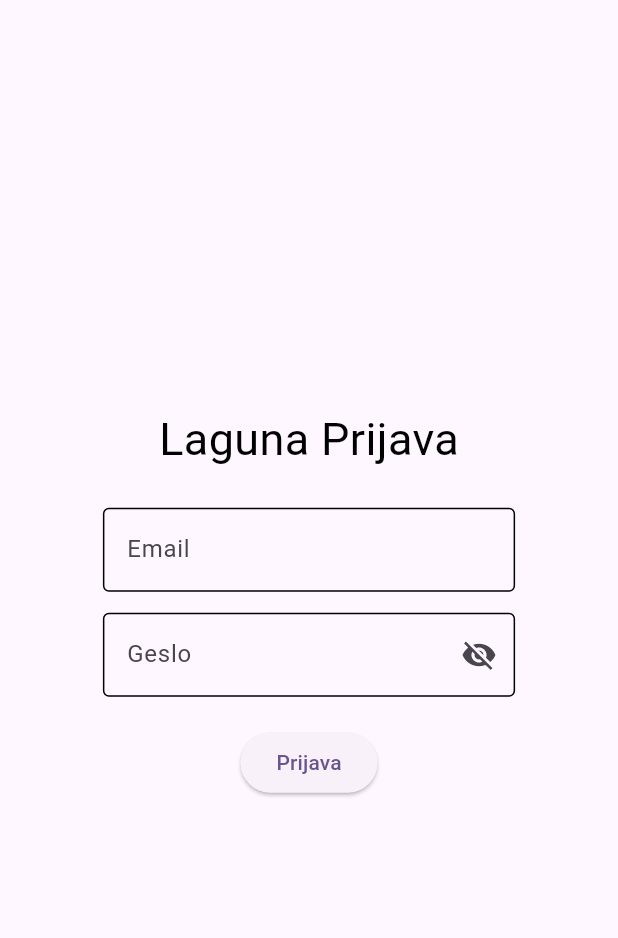
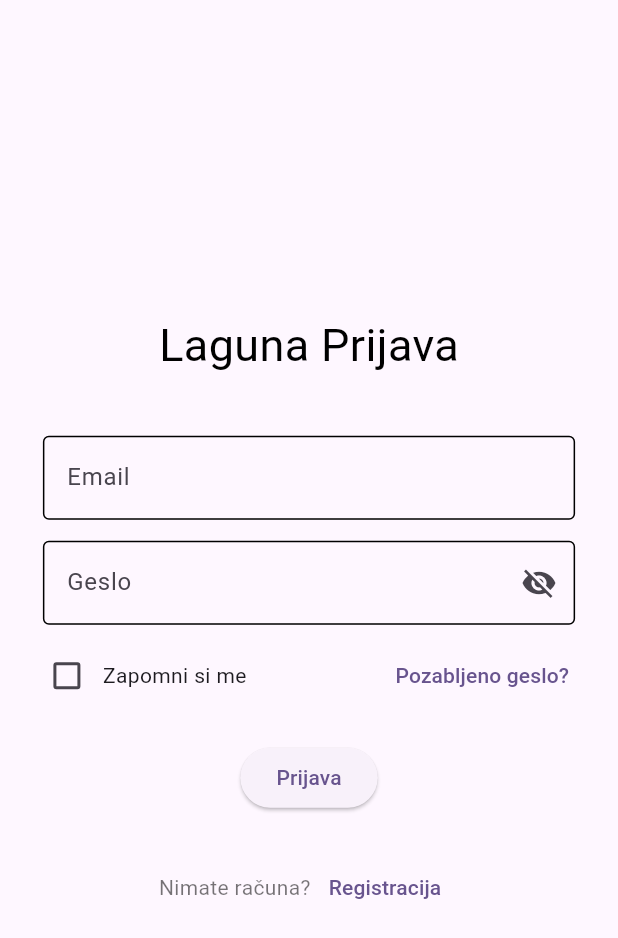
Before and after one commit to SloveniaEngineering/laguna-frontend, a Flutter app: the screen it shows after launch, on a phone screen of 412 x 824 dp. Shown: the top 938 px of the screen. Run offline on Flutter 3.47's test engine with Material 2 defaults, Android fonts, the phone set to English and light mode, and no system bars; our stand-ins replace go_router.

Commit message:
adds preparations for register and forgotten pass screen

```diff
--- a/lib/constants.dart
+++ b/lib/constants.dart
@@ -2,6 +2,8 @@ class Constants {
   // Route names
   static const String dashboardRoute = '/dashboard';
   static const String loginRoute = '/login';
+  static const String registerRoute = '/register';
+  static const String forgotPasswordRoute = '/forgotPassword';
 
   // App settings
   static const int minPasswordLength = 8;
--- a/lib/main.dart
+++ b/lib/main.dart
@@ -17,6 +17,14 @@ class MyApp extends StatelessWidget {
         path: Constants.loginRoute,
         builder: (context, state) => const LoginScreen(),
       ),
+      GoRoute(
+        path: Constants.registerRoute,
+        builder: (context, state) => const LoginScreen(), //Change this to RegisterScreen() when implemented
+      ),
+      GoRoute(
+        path: Constants.forgotPasswordRoute,
+        builder: (context, state) => const LoginScreen(), //Change this to ForgottenPassScreen() when implemented
+      ),
     ],
   );
 
--- a/lib/ui/loginScreen.dart
+++ b/lib/ui/loginScreen.dart
@@ -1,4 +1,6 @@
 import 'package:flutter/material.dart';
+import 'package:go_router/go_router.dart';
+import 'package:laguna/constants.dart';
 import 'package:laguna/ui/widgets/credentialTextField.dart';
 
 class LoginScreen extends StatefulWidget {
@@ -13,6 +15,7 @@ class _LoginScreenState extends State<LoginScreen> {
   TextEditingController emailController = TextEditingController();
   TextEditingController passController = TextEditingController();
   bool isPasswordVisible = false;
+  bool rememberMe = false;
 
   // #docregion Example
   @override
@@ -49,15 +52,14 @@ class _LoginScreenState extends State<LoginScreen> {
                   : null,
               child: SizedBox(
                 width: isWideScreen ? screenWidth * 0.3 : screenWidth * 0.9,
-                height: isWideScreen ? screenHeight * 0.6 : null,
+                height: isWideScreen ? screenHeight * 0.55 : null,
                 child: Column(
                   crossAxisAlignment: CrossAxisAlignment.center,
                   mainAxisAlignment: MainAxisAlignment.center,
                   children: [
                     const Text("Laguna Prijava", style: TextStyle(fontSize: 30, color: Colors.black)),
-                    Padding(
-                      padding: const EdgeInsets.fromLTRB(40, 20, 40, 20),
-                      child: Align(
+                    const SizedBox(height: 35),
+                    Align(
                       alignment: Alignment.center,
                       child: Container(
                         alignment: Alignment.center,
@@ -84,6 +86,36 @@ class _LoginScreenState extends State<LoginScreen> {
                                   });
                                 },
                                 enableValidator: true),
+                            const SizedBox(height: 10),
+                            //Check box for remember me
+                            Row(
+                              mainAxisAlignment: MainAxisAlignment.spaceBetween,
+                              mainAxisSize: MainAxisSize.max,
+                              crossAxisAlignment: CrossAxisAlignment.center,
+                              children: [
+                                Row(
+                                  children: [
+                                    Checkbox(
+                                      value: rememberMe,
+                                      onChanged: (bool? value) {
+                                        setState(() {
+                                          rememberMe = value!;
+                                        });
+                                      },
+                                    ),
+                                    const Text("Zapomni si me"),
+                                  ],
+                                ),
+
+                                //Forgot password
+                                TextButton(
+                                  onPressed: () {
+                                    GoRouter.of(context).push(Constants.forgotPasswordRoute);
+                                  },
+                                  child: const Text("Pozabljeno geslo?"),
+                                ),
+                              ],
+                            ),
                             Container(
                               margin: const EdgeInsets.only(top: 20),
                               child: ElevatedButton(
@@ -98,8 +130,23 @@ class _LoginScreenState extends State<LoginScreen> {
                                 child: const Text('Prijava'),
                               ),
                             ),
+                            const SizedBox(height: 25),
+                            Row(
+                              mainAxisAlignment: MainAxisAlignment.center,
+                              children: [
+                                const Text(
+                                  "Nimate računa?",
+                                  style: TextStyle(color: Colors.black54),
+                                ),
+                                TextButton(
+                                  onPressed: () {
+                                    GoRouter.of(context).push(Constants.registerRoute);
+                                  },
+                                  child: const Text("Registracija"),
+                                ),
                               ],
                             ),
+                          ],
                         ),
                       ),
                     ),
--- a/pubspec.yaml
+++ b/pubspec.yaml
@@ -35,7 +35,7 @@ dependencies:
   # The following adds the Cupertino Icons font to your application.
   # Use with the CupertinoIcons class for iOS style icons.
   cupertino_icons: ^1.0.5
-  go_router: ^9.0.0
+  go_router: 7.1.1
   flutter_adaptive_scaffold: ^0.1.5
 
 dev_dependencies:
```
Also changed, not shown: pubspec.lock. Lines whose indentation alone changed are shown as unchanged.
